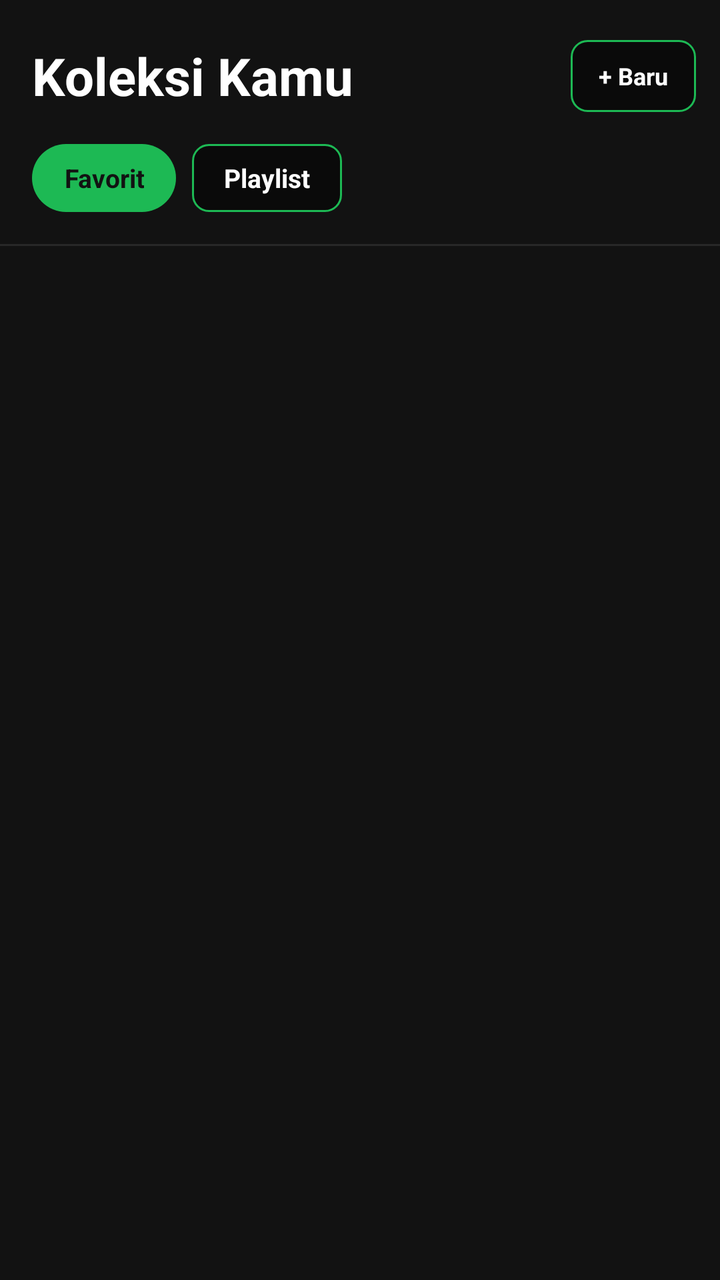
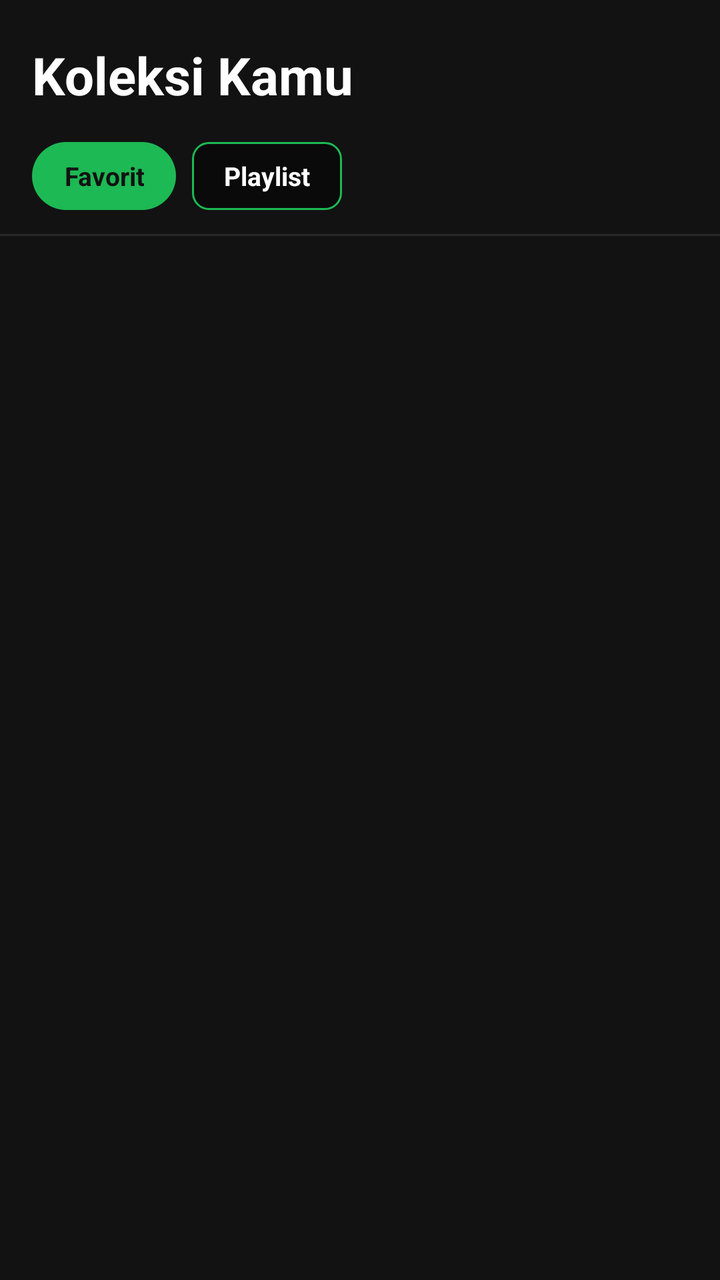

Compare the two renders of this Android layout. The source of the first and the diff that turns it into the second are given below.
<!-- AndroidManifest.xml: application theme AppTheme -->
<!-- res/layout/fragment_library.xml -->
<?xml version="1.0" encoding="utf-8"?>
<LinearLayout xmlns:android="http://schemas.android.com/apk/res/android"
    android:layout_width="match_parent"
    android:layout_height="match_parent"
    android:orientation="vertical"
    android:background="@color/bg">

    
    <LinearLayout
        android:layout_width="match_parent"
        android:layout_height="wrap_content"
        android:orientation="horizontal"
        android:gravity="center_vertical"
        android:paddingStart="16dp"
        android:paddingEnd="12dp"
        android:paddingTop="20dp"
        android:paddingBottom="8dp">

        <TextView
            android:layout_width="0dp"
            android:layout_height="wrap_content"
            android:layout_weight="1"
            android:text="Koleksi Kamu"
            android:textSize="26sp"
            android:textStyle="bold"
            android:textColor="@color/text"/>

        
        <TextView
            android:id="@+id/btn_new_playlist"
            android:layout_width="wrap_content"
            android:layout_height="36dp"
            android:text="+ Baru"
            android:textSize="12sp"
            android:textStyle="bold"
            android:textColor="@color/text"
            android:background="@drawable/bg_btn_outline_green"
            android:gravity="center"
            android:paddingStart="14dp"
            android:paddingEnd="14dp"/>
    </LinearLayout>

    
    <LinearLayout
        android:layout_width="match_parent"
        android:layout_height="wrap_content"
        android:orientation="horizontal"
        android:paddingStart="16dp"
        android:paddingEnd="16dp"
        android:paddingTop="8dp"
        android:paddingBottom="4dp">

        <TextView
            android:id="@+id/tab_favorites"
            android:layout_width="wrap_content"
            android:layout_height="34dp"
            android:text="Favorit"
            android:textSize="13sp"
            android:textStyle="bold"
            android:textColor="@color/bg"
            android:background="@drawable/bg_btn_green"
            android:gravity="center"
            android:paddingStart="16dp"
            android:paddingEnd="16dp"
            android:layout_marginEnd="8dp"/>

        <TextView
            android:id="@+id/tab_playlists"
            android:layout_width="wrap_content"
            android:layout_height="34dp"
            android:text="Playlist"
            android:textSize="13sp"
            android:textStyle="bold"
            android:textColor="@color/text"
            android:background="@drawable/bg_btn_outline_green"
            android:gravity="center"
            android:paddingStart="16dp"
            android:paddingEnd="16dp"/>
    </LinearLayout>

    
    <View
        android:layout_width="match_parent"
        android:layout_height="1dp"
        android:background="@color/surface"
        android:layout_marginTop="12dp"/>

    
    <TextView
        android:id="@+id/tv_count"
        android:layout_width="wrap_content"
        android:layout_height="wrap_content"
        android:textSize="12sp"
        android:textColor="@color/text_dim"
        android:paddingStart="16dp"
        android:paddingTop="10dp"
        android:paddingBottom="6dp"/>

    
    <TextView
        android:id="@+id/tv_empty"
        android:layout_width="match_parent"
        android:layout_height="wrap_content"
        android:gravity="center"
        android:textColor="@color/text_dim"
        android:textSize="14sp"
        android:padding="32dp"
        android:visibility="gone"/>

    
    <androidx.recyclerview.widget.RecyclerView
        android:id="@+id/rv_content"
        android:layout_width="match_parent"
        android:layout_height="match_parent"/>

</LinearLayout>
<!-- resources referenced by this layout -->
<resources>
  <color name="bg">#121212</color>
  <color name="surface">#282828</color>
  <color name="text">#FFFFFF</color>
  <color name="text_dim">#B3B3B3</color>
  <!-- drawable bg_btn_green (drawable) -->
  <?xml version="1.0" encoding="utf-8"?>
  <shape xmlns:android="http://schemas.android.com/apk/res/android">
      <solid android:color="#1DB954"/>
      <corners android:radius="20dp"/>
  </shape>
  <!-- drawable bg_btn_outline_green (drawable) -->
  <?xml version="1.0" encoding="utf-8"?>
  <shape xmlns:android="http://schemas.android.com/apk/res/android">
      <solid android:color="#0a0a0a"/>
      <stroke android:width="1dp" android:color="#1DB954"/>
      <corners android:radius="8dp"/>
  </shape>
  <style name="AppTheme" parent="Theme.MaterialComponents.DayNight.NoActionBar">
          <item name="colorPrimary">@color/green</item>
          <item name="colorPrimaryDark">@color/bg</item>
          <item name="colorAccent">@color/green</item>
          <item name="android:windowBackground">@color/bg</item>
          <item name="android:statusBarColor">@color/bg</item>
          <item name="android:navigationBarColor">@color/surface</item>
          <item name="android:textColor">@color/text</item>
          <item name="materialAlertDialogTheme">@style/DialogTheme</item>
      </style>
  <color name="green">#1DB954</color>
  <style name="DialogTheme" parent="ThemeOverlay.MaterialComponents.MaterialAlertDialog">
          <item name="android:background">@color/surface</item>
          <item name="android:textColor">@color/text</item>
          <item name="colorPrimary">@color/green</item>
      </style>
</resources>

<!-- the commit's change to res/layout/fragment_library.xml (unified diff, before → after) -->
@@ -25,7 +25,6 @@
             android:textStyle="bold"
             android:textColor="@color/text"/>
 
-        
         <TextView
             android:id="@+id/btn_new_playlist"
             android:layout_width="wrap_content"
@@ -37,7 +36,8 @@
             android:background="@drawable/bg_btn_outline_green"
             android:gravity="center"
             android:paddingStart="14dp"
-            android:paddingEnd="14dp"/>
+            android:paddingEnd="14dp"
+            android:visibility="gone"/>
     </LinearLayout>
 
     
@@ -48,7 +48,7 @@
         android:paddingStart="16dp"
         android:paddingEnd="16dp"
         android:paddingTop="8dp"
-        android:paddingBottom="4dp">
+        android:paddingBottom="12dp">
 
         <TextView
             android:id="@+id/tab_favorites"
@@ -82,8 +82,7 @@
     <View
         android:layout_width="match_parent"
         android:layout_height="1dp"
-        android:background="@color/surface"
-        android:layout_marginTop="12dp"/>
+        android:background="@color/surface"/>
 
     
     <TextView
